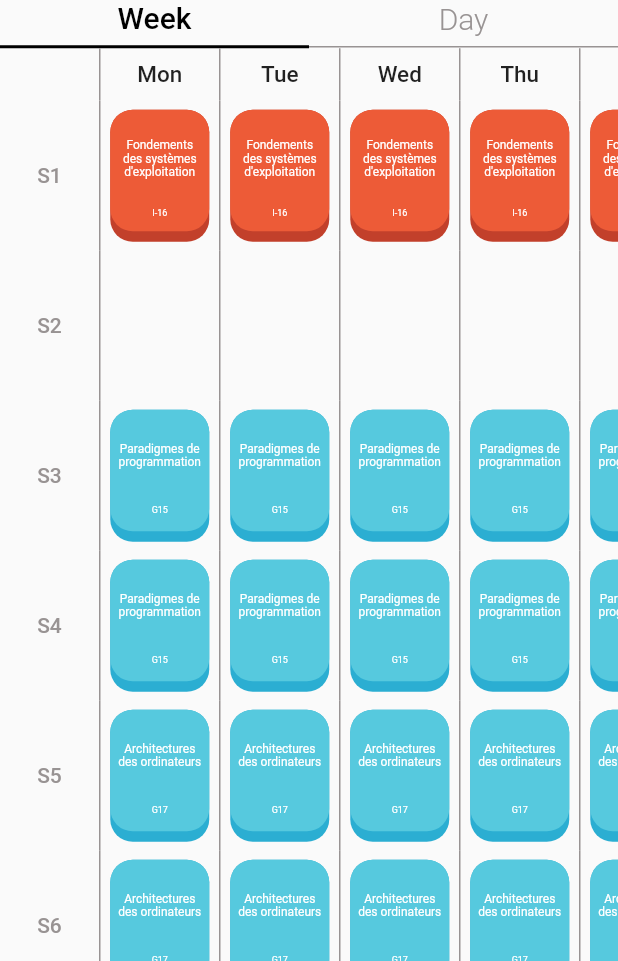
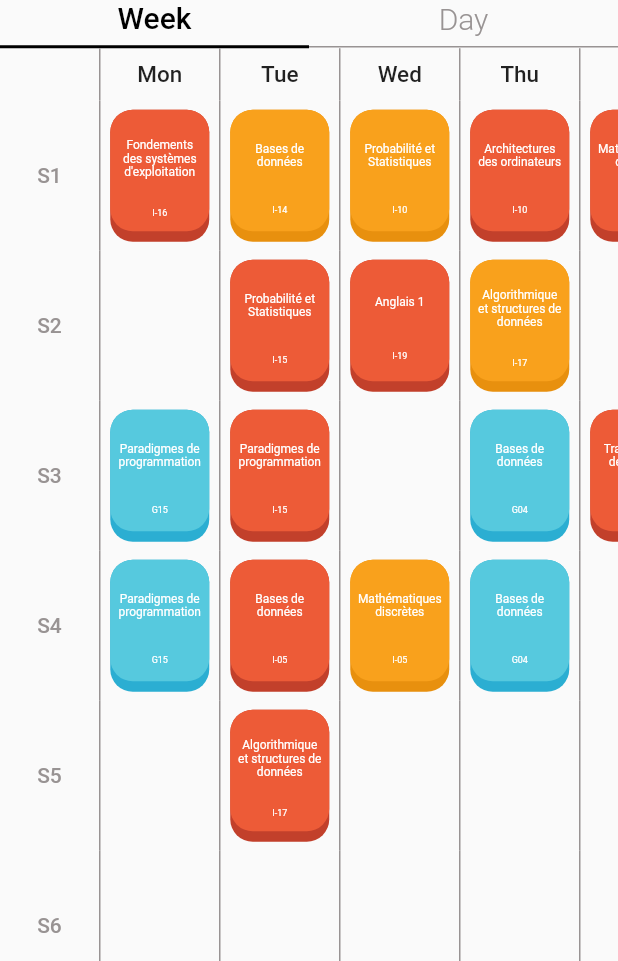
Before and after one commit to KouzanaFedi/Schedule-app, a Flutter app: the screen it shows after launch, on a phone screen of 412 x 824 dp, the part 275-1236 px from its top. Run offline on Flutter 3.47's test engine with Material 2 defaults, Android fonts, the phone set to English and light mode, and no system bars; missing offline and left inert: linked_scroll_controller; statements that could not run were skipped.

Commit message:
Schedule by week parse/display data from json file

```diff
--- a/lib/Components/ByWeek/byWeek.dart
+++ b/lib/Components/ByWeek/byWeek.dart
@@ -1,11 +1,13 @@
 import 'package:flutter/material.dart';
+import 'package:schedule_app/Models/group.dart';
 import 'dayBar.dart';
 import 'subjectBarWeek.dart';
 import 'timeBar.dart';
 import 'package:linked_scroll_controller/linked_scroll_controller.dart';
 
 class ByWeek extends StatefulWidget {
-  ByWeek({Key key}) : super(key: key);
+  final Group schedule;
+  ByWeek({Key key, this.schedule}) : super(key: key);
 
   @override
   _ByWeekState createState() => _ByWeekState();
@@ -82,7 +84,9 @@ class _ByWeekState extends State<ByWeek> {
                     SingleChildScrollView(
                       controller: _controller2H,
                       scrollDirection: Axis.horizontal,
-                      child: SubjectBarWeek(),
+                      child: SubjectBarWeek(
+                        schedule: widget.schedule.group1,
+                      ),
                     ),
                   ],
                 ),
--- a/lib/Components/ByWeek/subjectBarWeek.dart
+++ b/lib/Components/ByWeek/subjectBarWeek.dart
@@ -1,12 +1,59 @@
 import 'package:flutter/material.dart';
+import 'package:schedule_app/Models/schedule.dart';
 import '../ByWeek/subjectsBar.dart';
 
 class SubjectBarWeek extends StatelessWidget {
+  final Schedule schedule;
+  SubjectBarWeek({this.schedule});
+
   @override
   Widget build(BuildContext context) {
     List<Widget> items = [];
     for (var i = 0; i < 6; i++) {
-      items.add(SubjectsBar());
+      switch (i) {
+        case 0:
+          if (schedule.monday != null) {
+            items.add(SubjectsBar(
+              day: schedule.monday,
+            ));
+          }
+          break;
+        case 1:
+          if (schedule.monday != null) {
+            items.add(SubjectsBar(
+              day: schedule.tuesday,
+            ));
+          }
+          break;
+        case 2:
+          if (schedule.monday != null) {
+            items.add(SubjectsBar(
+              day: schedule.wednesday,
+            ));
+          }
+          break;
+        case 3:
+          if (schedule.monday != null) {
+            items.add(SubjectsBar(
+              day: schedule.thursday,
+            ));
+          }
+          break;
+        case 4:
+          if (schedule.monday != null) {
+            items.add(SubjectsBar(
+              day: schedule.friday,
+            ));
+          }
+          break;
+        case 5:
+          if (schedule.monday != null) {
+            items.add(SubjectsBar(
+              day: schedule.saturday,
+            ));
+          }
+          break;
+      }
     }
     return Row(
       children: <Widget>[...items],
--- a/lib/Components/ByWeek/subjectsBar.dart
+++ b/lib/Components/ByWeek/subjectsBar.dart
@@ -1,50 +1,14 @@
 import 'package:flutter/material.dart';
+import 'package:schedule_app/Models/day.dart';
+import 'package:schedule_app/Models/seance.dart';
 import '../smallCard.dart';
 
 class SubjectsBar extends StatelessWidget {
   final int greyHex = 0xFF989393;
-  final List day = [
-    {
-      "S": "1",
-      "Matière": "Fondements des systèmes d'exploitation",
-      "Enseignant": "BAROUNI Yosra",
-      "Type": "C",
-      "Salle": "I-16",
-      "Régime": "H"
-    },
-    {
-      "S": "3",
-      "Matière": "Paradigmes de programmation",
-      "Enseignant": "ZALILA Siwar",
-      "Type": "TP",
-      "Salle": "G15",
-      "Régime": "H"
-    },
-    {
-      "S": "4",
-      "Matière": "Paradigmes de programmation",
-      "Enseignant": "ZALILA Siwar",
-      "Type": "TP",
-      "Salle": "G15",
-      "Régime": "H"
-    },
-    {
-      "S": "5",
-      "Matière": "Architectures des ordinateurs",
-      "Enseignant": "LAZREG Nissan",
-      "Type": "TP",
-      "Salle": "G17",
-      "Régime": "Q_B"
-    },
-    {
-      "S": "6",
-      "Matière": "Architectures des ordinateurs",
-      "Enseignant": "LAZREG Nissan",
-      "Type": "TP",
-      "Salle": "G17",
-      "Régime": "Q_B"
-    }
-  ];
+  final Day day;
+  final String regim = "Q_B";
+
+  SubjectsBar({this.day});
 
   Widget subjectSpace(String subject, String place, String type) {
     return Container(
@@ -63,6 +27,14 @@ class SubjectsBar extends StatelessWidget {
   @override
   Widget build(BuildContext context) {
     List<Widget> items = [];
+    List<Seance> seanceValide = [];
+
+    for (var item in day.seance) {
+      if (item.regime != regim) {
+        seanceValide.add(item);
+      }
+    }
+
     Container empty = Container(
       width: 80,
       height: 100,
@@ -71,18 +43,23 @@ class SubjectsBar extends StatelessWidget {
         right: BorderSide(color: Color(greyHex)),
       )),
     );
-    int current = 0;
-    for (var i = 1; i <= 6; i++) {
-      if (current < day.length) {
-        if (int.parse(day[current]["S"]) == i) {
-          items.add(subjectSpace(day[current]["Matière"], day[current]["Salle"],
-              day[current]["Type"]));
+    int current = 1;
+    int i = 0;
+    while (current <= 6) {
+      if (seanceValide.length > i) {
+        if (seanceValide[i].time == current) {
+          items.add(subjectSpace(seanceValide[i].matiere, seanceValide[i].salle,
+              seanceValide[i].type));
           current++;
+          i++;
         } else {
           items.add(empty);
+          current++;
         }
-      } else
+      } else {
         items.add(empty);
+        current++;
+      }
     }
     return Column(
       children: <Widget>[...items],
--- a/lib/Components/calendar.dart
+++ b/lib/Components/calendar.dart
@@ -3,6 +3,9 @@ import 'dayCalendar.dart';
 import 'package:schedule_app/Icons/custom_icons_icons.dart';
 
 class Calendar extends StatefulWidget {
+  final GlobalKey<ScaffoldState> state;
+  Calendar({Key key, this.state}) : super(key: key);
+
   @override
   _CalendarState createState() => _CalendarState();
 }
@@ -54,7 +57,10 @@ class _CalendarState extends State<Calendar> {
                             width: 40,
                             height: 40,
                             child: Icon(CustomIcons.menu)),
-                        onTap: () {},
+                        onTap: () {
+                          widget.state.currentState.openEndDrawer();
+                          //this.widget.state.currentState.openEndDrawer();
+                        },
                       ),
                     ),
                   ),
--- a/lib/Components/smallCard.dart
+++ b/lib/Components/smallCard.dart
@@ -1,5 +1,5 @@
 import 'package:flutter/material.dart';
-import '../Interfaces/CardColor.dart';
+import '../Models/cardColor.dart';
 
 class SmallCard extends StatelessWidget {
   final String subject, place, type;
--- a/lib/Components/subjectCard.dart
+++ b/lib/Components/subjectCard.dart
@@ -1,5 +1,5 @@
 import 'package:flutter/material.dart';
-import '../Interfaces/CardColor.dart';
+import '../Models/cardColor.dart';
 
 class SubjectCard extends StatelessWidget {
   final String subject, prof, place, type, time;
--- /dev/null
+++ b/lib/Models/day.dart
@@ -0,0 +1,25 @@
+import 'seance.dart';
+
+class Day {
+  final List<Seance> seance;
+  Day({this.seance});
+
+  factory Day.fromJSON(List<dynamic> data) {
+    List<Seance> seance = [];
+    if ((data.length) > 0) {
+      for (var item in data) {
+        seance.add(Seance.fromJSON(item));
+      }
+    }
+    return Day(seance: seance);
+  }
+
+  @override
+  String toString() {
+    List<String> list = [];
+    for (var item in seance) {
+      list.add(item.toString());
+    }
+    return list.join("\n");
+  }
+}
--- /dev/null
+++ b/lib/Models/filliere.dart
@@ -0,0 +1,29 @@
+import 'group.dart';
+
+class Filliere {
+  final Group schedule;
+  final List<Group> alternatives;
+
+  Filliere({this.schedule, this.alternatives});
+
+  factory Filliere.fromJSON(Map<String, dynamic> data) {
+    List<Group> alternatives = [];
+    if ((data["alternatives"] as List).length > 0) {
+      for (var item in data["alternatives"] as List) {
+        alternatives.add(Group.fromJSON(item));
+      }
+    }
+    return Filliere(
+        schedule: Group.fromJSON(data["schedule"]), alternatives: alternatives);
+  }
+
+  @override
+  String toString() {
+    List<String> list = [];
+    for (var item in alternatives) {
+      list.add(item.toString());
+    }
+    String alterStr = list.join("\n");
+    return "schedule: ${schedule.toString()}\nalternatives: $alterStr";
+  }
+}
--- /dev/null
+++ b/lib/Models/group.dart
@@ -0,0 +1,21 @@
+import 'schedule.dart';
+
+class Group {
+  final String id;
+  final Schedule group1;
+  final Schedule group2;
+
+  Group({this.id, this.group1, this.group2});
+
+  factory Group.fromJSON(Map<String, dynamic> data) {
+    return Group(
+        id: data["id"] as String,
+        group1: Schedule.fromJSON(data["group1"]),
+        group2: Schedule.fromJSON(data["group2"]));
+  }
+
+  @override
+  String toString() {
+    return "id: $id\ngroup1: ${group1.toString()}\ngroup2: ${group2.toString()}";
+  }
+}
--- /dev/null
+++ b/lib/Models/schedule.dart
@@ -0,0 +1,36 @@
+import 'day.dart';
+
+class Schedule {
+  final Day monday;
+  final Day tuesday;
+  final Day wednesday;
+  final Day thursday;
+  final Day friday;
+  final Day saturday;
+
+  Schedule(
+      {this.monday,
+      this.tuesday,
+      this.wednesday,
+      this.thursday,
+      this.friday,
+      this.saturday});
+
+  factory Schedule.fromJSON(Map<String, dynamic> data) {
+    return Schedule(
+      monday: (data["lundi"] == null) ? null : Day.fromJSON(data["lundi"]),
+      tuesday: (data["mardi"] == null) ? null : Day.fromJSON(data["mardi"]),
+      wednesday:
+          (data["mercredi"] == null) ? null : Day.fromJSON(data["mercredi"]),
+      thursday: (data["jeudi"] == null) ? null : Day.fromJSON(data["jeudi"]),
+      friday:
+          (data["vendredi"] == null) ? null : Day.fromJSON(data["vendredi"]),
+      saturday: (data["samedi"] == null) ? null : Day.fromJSON(data["samedi"]),
+    );
+  }
+
+  @override
+  String toString() {
+    return "monday: ${monday.toString()}\ntuesday: ${tuesday.toString()}\nwednesday: ${wednesday.toString()}\nthursday: ${thursday.toString()}\nfriday: ${friday.toString()}\nsaturday: ${saturday.toString()}\n";
+  }
+}
--- /dev/null
+++ b/lib/Models/seance.dart
@@ -0,0 +1,27 @@
+class Seance {
+  final int time;
+  final String matiere;
+  final String prof;
+  final String type;
+  final String salle;
+  final String regime;
+
+  Seance(
+      {this.matiere, this.prof, this.regime, this.salle, this.time, this.type});
+
+  factory Seance.fromJSON(Map<String, dynamic> data) {
+    return Seance(
+      time: data["Séance"] as int,
+      matiere: data["Matière"] as String,
+      prof: data["Enseignant"] as String,
+      type: data["Type"] as String,
+      salle: data["Salle"] as String,
+      regime: data["Régime"] as String,
+    );
+  }
+
+  @override
+  String toString() {
+    return "time: $time\nmatiere: $matiere\nprof: $prof\ntype: $type\nsalle: $salle\nregime: $regime\n";
+  }
+}
--- a/lib/Views/schedule.dart
+++ b/lib/Views/schedule.dart
@@ -1,7 +1,11 @@
+import 'dart:convert';
+
 import 'package:flutter/material.dart';
+import 'package:flutter/services.dart';
 import '../Components/ByWeek/byWeek.dart';
 import '../Components/calendar.dart';
 import 'package:schedule_app/Icons/custom_icons_icons.dart';
+import 'package:schedule_app/Models/filliere.dart';
 
 class Schedule extends StatefulWidget {
   @override
@@ -9,6 +13,10 @@ class Schedule extends StatefulWidget {
 }
 
 class _ScheduleState extends State<Schedule> {
+  final GlobalKey<ScaffoldState> _scaffoldKey = GlobalKey<ScaffoldState>();
+
+  Filliere filliere;
+
   final int whiteShade = 0xFFF3F1EF;
   final int grey = 0xFF989393;
   Widget currentSchedule;
@@ -33,25 +41,44 @@ class _ScheduleState extends State<Schedule> {
   void initState() {
     super.initState();
     setState(() {
-      byWeek = ByWeek(key: UniqueKey());
-      currentSchedule = byWeek;
       weekTextStyle = focusedTextStyle;
       weekBorder = focusedBorder;
       dayTextStyle = notFocusedTextStyle;
       dayBorder = notFocusedBorder;
       firstSousGroup = true;
     });
+
+    loadFillier().then((value) {
+      setState(() {
+        filliere = value;
+        byWeek = ByWeek(
+          key: UniqueKey(),
+          schedule: filliere.schedule,
+        );
+        currentSchedule = byWeek;
+      });
+    });
+    // print(filliere);
+  }
+
+  Future<Filliere> loadFillier() async {
+    String _fileContent = await rootBundle.loadString("assets/data.json");
+    Map json = jsonDecode(_fileContent);
+    return Filliere.fromJSON(json);
   }
 
   @override
   Widget build(BuildContext context) {
     final double screenWidth = MediaQuery.of(context).size.width;
-
     return SafeArea(
       child: Scaffold(
+          key: _scaffoldKey,
+          endDrawer: Container(width: 200, child: Drawer()),
           body: Column(
             children: <Widget>[
-          Calendar(),
+              Calendar(
+                state: _scaffoldKey,
+              ),
               Padding(
                 padding: const EdgeInsets.only(top: 5),
                 child: Row(
@@ -61,7 +88,8 @@ class _ScheduleState extends State<Schedule> {
                       padding: EdgeInsets.only(left: 15),
                       child: Text(
                         "Schedule",
-                    style: TextStyle(fontWeight: FontWeight.bold, fontSize: 24),
+                        style: TextStyle(
+                            fontWeight: FontWeight.bold, fontSize: 24),
                       ),
                     ),
                     Padding(
@@ -80,7 +108,8 @@ class _ScheduleState extends State<Schedule> {
                                 child: Text(
                                   firstSousGroup ? "1" : "2",
                                   style: TextStyle(
-                                  fontWeight: FontWeight.w500, fontSize: 12),
+                                      fontWeight: FontWeight.w500,
+                                      fontSize: 12),
                                 ),
                               ),
                               height: 30,
```
Also changed, not shown: lib/Views/home.dart (+0 -12 lines), lib/Models/cardColor.dart (renamed from lib/Interfaces/CardColor.dart). Lines whose indentation alone changed are shown as unchanged.
